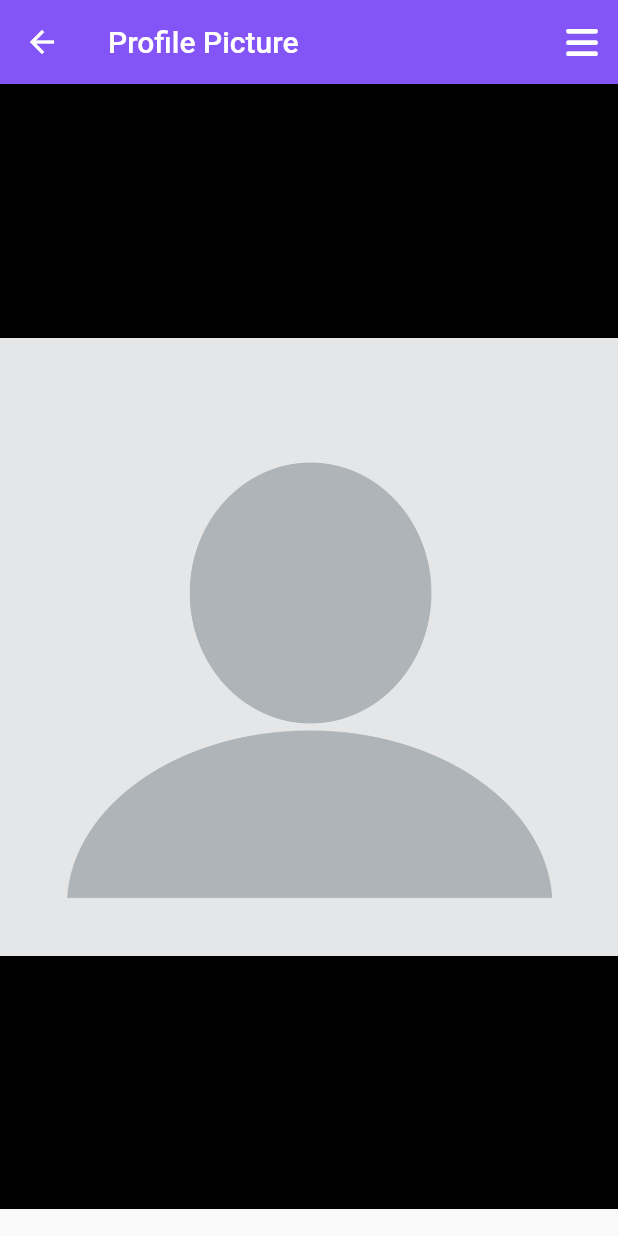
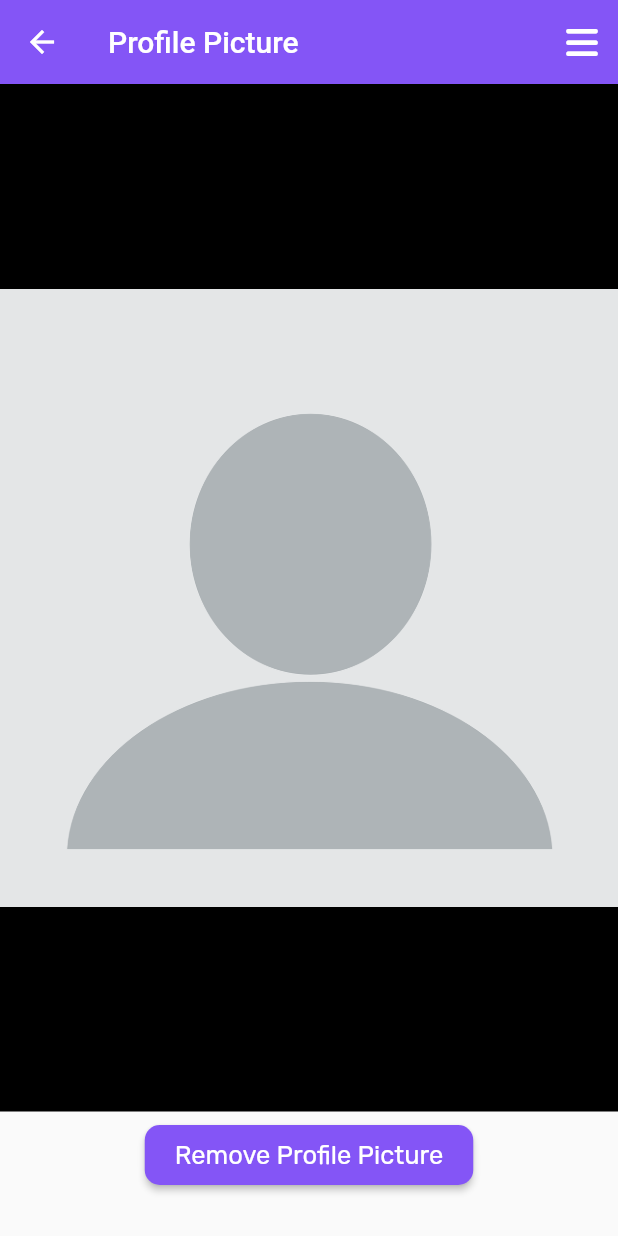
Before and after one commit to sathya991/Todo, a Flutter app: the PhotoViewer screen opened by its route, on a phone screen of 412 x 824 dp. Run offline on Flutter 3.47's test engine with Material 2 defaults, Android fonts, the phone set to English and light mode, and no system bars; drawn by our look-alikes of photo_view; our stand-ins replace carousel_slider, cloud_firestore, dio, firebase_auth, firebase_core, firebase_storage and 8 more; missing offline and left inert: expand_widget, rive_splash_screen; accounts and stored records are empty.

Commit message:
some minor changes

```diff
--- a/lib/utils/firebase_storage_utils.dart
+++ b/lib/utils/firebase_storage_utils.dart
@@ -20,9 +20,4 @@ class FirebaseStorageUtils {
       });
     });
   }
-
-  deleteProfPic() async {
-    final desertRef = FirebaseStorage.instance.ref('profPics/$curUserUid');
-    await desertRef.delete();
-  }
 }
--- a/lib/widgets/photo_viewer.dart
+++ b/lib/widgets/photo_viewer.dart
@@ -5,6 +5,7 @@ import 'package:photo_view/photo_view.dart';
 import 'package:todo/providers/prof_pic_provider.dart';
 import 'package:todo/utils/basic_utils.dart';
 import 'package:provider/provider.dart';
+import 'package:todo/utils/firebase_storage_utils.dart';
 import 'package:todo/utils/form_utils.dart';
 import 'package:todo/widgets/prof_pic.dart';
 
@@ -70,9 +71,7 @@ class PhotoViewer extends StatelessWidget {
       ),
       body: Column(
         children: [
-          SizedBox(
-            height: 750,
-            width: 500,
+          Expanded(
             child: PhotoView(
               imageProvider: context.watch<ProfPicProvider>().profPic,
             ),
@@ -80,18 +79,20 @@ class PhotoViewer extends StatelessWidget {
           const SizedBox(
             height: 5,
           ),
-          // ElevatedButton(
-          //     style: FormUtils().elevatedButtonStyle(),
-          //     onPressed: () {
-          //       context.read<ProfPicProvider>()
-          //       context
-          //           .read<ProfPicProvider>()
-          //           .cropimage(context.read<ProfPicProvider>().profPicFile);
-          //     },
-          //     child: Text(
-          //       "Crop",
-          //       style: GoogleFonts.rubik(),
-          //     )),
+          Padding(
+            padding: const EdgeInsets.fromLTRB(0, 0, 0, 30),
+            child: ElevatedButton(
+                style: FormUtils().elevatedButtonStyle(),
+                onPressed: context.watch<ProfPicProvider>().profPic ==
+                        const AssetImage("res/images/defaultProf.png")
+                    ? () {}
+                    : () {
+                        context.read<ProfPicProvider>().deleteProfPic();
+                      },
+                child: const Text(
+                  "Remove Profile Picture",
+                )),
+          ),
         ],
       ),
     );
--- a/lib/widgets/task_list.dart
+++ b/lib/widgets/task_list.dart
@@ -49,7 +49,7 @@ class TaskList extends StatelessWidget {
                   .toDate()
                   .toString());
           return SizedBox(
-            width: 250,
+            width: 300,
             child: Card(
               color: curColor,
               child: Padding(
@@ -94,7 +94,7 @@ class TaskList extends StatelessWidget {
           );
         },
         options: CarouselOptions(
-            height: 250,
+            height: 300,
             enableInfiniteScroll: false,
             viewportFraction: 0.7,
             enlargeCenterPage: true));
```
Also changed, not shown: lib/providers/prof_pic_provider.dart (+19 -17 lines), 1 other file.
